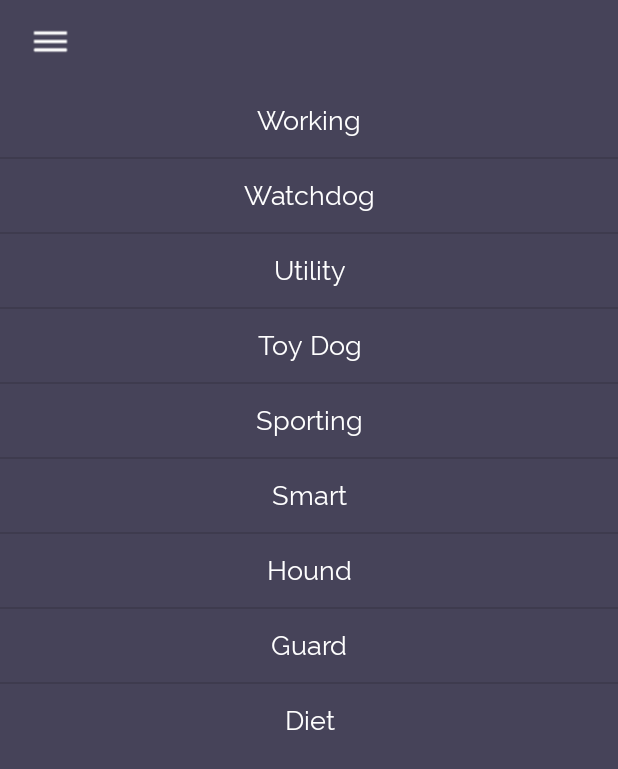
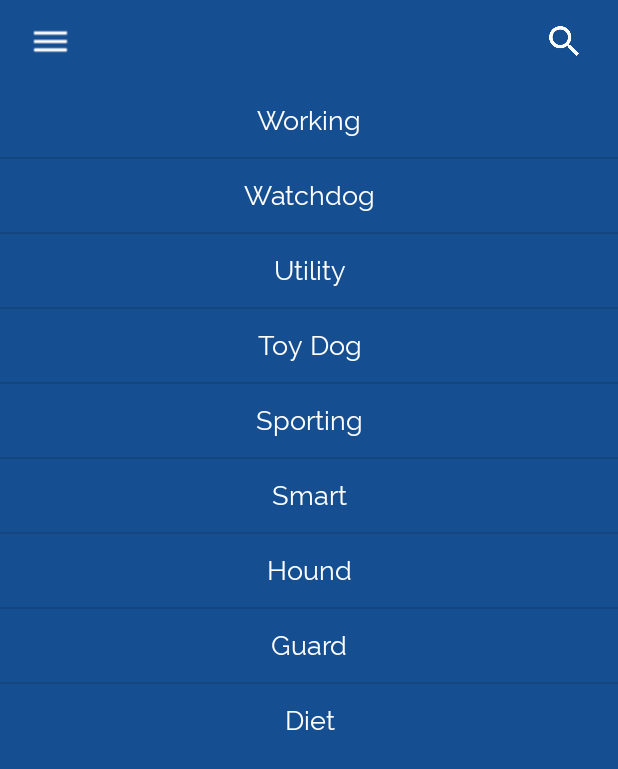
Before and after one commit to CalmDownKarm/PetCarev1.0, an Android app: the screen it shows after launch (Home_Activity), on a phone screen of 412 x 824 dp. Shown: the top 769 px of the screen. Run offline under Robolectric (Android 15) with nearby library versions, the phone set to English and light mode, and no system bars; libraries missing offline, so code that uses them is left out: com.nikoyuwono.toolbarpanel; plain views replace ToolbarPanelLayout; 3 statements that could not run were skipped.

Commit message:
added search

```diff
--- a/app/src/main/AndroidManifest.xml
+++ b/app/src/main/AndroidManifest.xml
@@ -17,7 +17,8 @@
         </activity>
         <activity android:name=".Home_Activity" />
         <activity android:name=".Breeds_list" />
-        <activity android:name=".CardsActivity"></activity>
+        <activity android:name=".CardsActivity" />
+        <activity android:name=".search"></activity>
     </application>
 
 </manifest>
--- a/app/src/main/java/teamfirefighters/petcarev10/Home_Activity.java
+++ b/app/src/main/java/teamfirefighters/petcarev10/Home_Activity.java
@@ -48,6 +48,7 @@ public class Home_Activity extends AppCompatActivity {
         toolbarPanelLayout = (ToolbarPanelLayout) findViewById(R.id.sliding_down_toolbar_layout);
 
         final ImageButton menu_button = (ImageButton) findViewById(R.id.imageButton);
+        ImageButton searchButton = (ImageButton) findViewById(R.id.searchButton);
         final Toolbar toolbarView = (Toolbar) findViewById(R.id.toolbar);
         findViewById(R.id.panel).setY((float) getResources().getDimensionPixelSize(R.dimen.abc_action_bar_default_height_material));
 
@@ -68,6 +69,16 @@ public class Home_Activity extends AppCompatActivity {
             adapter.add(categories.get(i));
 
         listView.setAdapter(adapter);
+
+        assert searchButton!=null;
+        searchButton.setOnClickListener(new View.OnClickListener() {
+            @Override
+            public void onClick(View v) {
+                Intent toSearch = new Intent(Home_Activity.this, search.class);
+                startActivity(toSearch);
+                overridePendingTransition(R.anim.pull_in_right, R.anim.push_out_left);
+            }
+        });
 
 
         listView.setOnItemClickListener(new AdapterView.OnItemClickListener(){
--- a/app/src/main/java/teamfirefighters/petcarev10/XMLPullParserHandler.java
+++ b/app/src/main/java/teamfirefighters/petcarev10/XMLPullParserHandler.java
@@ -79,7 +79,7 @@ public class XMLPullParserHandler {
                                 } else if(tagname.equalsIgnoreCase("li")){
                                     tempList+=(text.trim()+"#");
                                 } else if(tagname.equalsIgnoreCase("ul")){
-                                    tempList+=("\u2022"+text.trim()+"#");
+                                    tempList+=("\u25cf"+"\u0020"+text.trim()+"#");
                                 } else if(tagname.equalsIgnoreCase("position")){
                                     card.setCardPosition(Integer.parseInt(text));
                                 }
--- /dev/null
+++ b/app/src/main/res/anim/pull_in_right.xml
@@ -0,0 +1,7 @@
+<?xml version="1.0" encoding="utf-8"?>
+<translate xmlns:android="http://schemas.android.com/apk/res/android"
+    android:duration="300"
+    android:fromXDelta="100%"
+    android:toXDelta="0%"
+    android:interpolator="@android:anim/decelerate_interpolator"
+     />
--- /dev/null
+++ b/app/src/main/res/anim/push_out_left.xml
@@ -0,0 +1,6 @@
+<?xml version="1.0" encoding="utf-8"?>
+<translate xmlns:android="http://schemas.android.com/apk/res/android"
+    android:duration="300"
+    android:fromXDelta="0%"
+    android:interpolator="@android:anim/decelerate_interpolator"
+    android:toXDelta="-100%" />
--- /dev/null
+++ b/app/src/main/res/anim/push_out_right.xml
@@ -0,0 +1,6 @@
+<?xml version="1.0" encoding="utf-8"?>
+<translate xmlns:android="http://schemas.android.com/apk/res/android"
+    android:duration="300"
+    android:fromXDelta="0%"
+    android:interpolator="@android:anim/decelerate_interpolator"
+    android:toXDelta="100%" />
--- a/app/src/main/res/layout/activity_cards.xml
+++ b/app/src/main/res/layout/activity_cards.xml
@@ -46,7 +46,7 @@
         android:layout_centerHorizontal="true"
         android:layout_alignParentBottom="true"
         android:layout_marginBottom="12dp"
-        android:textColor="#1c7d44"
+        android:textColor="@color/card_activity_background_text"
         android:textSize="16dp" />
 
     <TextView
@@ -56,7 +56,7 @@
         android:layout_centerHorizontal="true"
         android:layout_centerVertical="true"
         android:text="FIN.."
-        android:textColor="#1c7d44"
+        android:textColor="@color/card_activity_background_text"
         android:textSize="110dp" />
 
     <com.wenchao.cardstack.CardStack
--- a/app/src/main/res/layout/card_layout_1.xml
+++ b/app/src/main/res/layout/card_layout_1.xml
@@ -12,6 +12,7 @@
         android:layout_height="wrap_content"
         android:minHeight="50dp"
         android:background="#ffffff"
+        android:layout_gravity="center_vertical"
         android:orientation="vertical"
         android:contextClickable="false">
 
@@ -23,6 +24,7 @@
             android:layout_height="wrap_content"
             android:layout_gravity="center_horizontal"
             android:padding="15dp"
+            android:layout_marginBottom="15dp"
             android:textSize="30dp"
             android:textAlignment="center"
             android:textColor="@color/panel_color"
--- a/app/src/main/res/layout/card_layout_2.xml
+++ b/app/src/main/res/layout/card_layout_2.xml
@@ -10,6 +10,7 @@
     <RelativeLayout
         android:layout_width="match_parent"
         android:layout_height="wrap_content"
+        android:layout_gravity="center_vertical"
         android:minHeight="50dp"
         android:background="#ffffff"
         android:orientation="vertical">
@@ -22,6 +23,7 @@
             android:layout_height="wrap_content"
             android:layout_gravity="center_horizontal"
             android:padding="15dp"
+            android:layout_marginBottom="15dp"
             android:text="NAME"
             android:textSize="30dp"
             android:textAlignment="center"
--- a/app/src/main/res/layout/sliding_down_toolbar_layout.xml
+++ b/app/src/main/res/layout/sliding_down_toolbar_layout.xml
@@ -12,7 +12,7 @@
         android:id="@+id/content_container"
         android:layout_width="match_parent"
         android:layout_height="match_parent"
-        android:background="#ffffff">
+        android:background="@color/cards_background">
 
         <TextView
             android:id="@+id/open_button"
@@ -76,6 +76,16 @@
             android:textSize="22dp"
             android:textStyle="bold"/>
 
+        <ImageButton
+            android:layout_width="27dp"
+            android:layout_height="27dp"
+            android:id="@+id/searchButton"
+            android:background="@drawable/search"
+            android:layout_marginRight="22dp"
+            android:layout_gravity="right"
+            android:clickable="true"
+            android:layout_centerHorizontal="true" />
+
 
 
     </android.support.v7.widget.Toolbar>
--- a/app/src/main/res/values/colors.xml
+++ b/app/src/main/res/values/colors.xml
@@ -6,10 +6,11 @@
     <color name="panel_color_dark">#243342</color>
 
 
-    <color name="cards_background">#514656</color>
-    <color name="panel_color">#464359</color>or
-    <color name="list_color">#514656</color>
-    <color name="list_text_color">#ffffff</color>
+    <color name="cards_background">#afa292</color>
+    <color name="panel_color">#164f91</color>or
+    <color name="list_color">#d5d3d5</color>
+    <color name="list_text_color">#000000</color>
+    <color name="card_activity_background_text">#675b4c</color>
 
 
     <color name="black_overlay">#66000000</color>
```
Also changed, not shown: app/src/main/java/teamfirefighters/petcarev10/Breeds_list.java (+12 -0 lines), app/src/main/java/teamfirefighters/petcarev10/XMLAssetHandler.java (+7 -0 lines), app/src/main/java/teamfirefighters/petcarev10/search.java (added, +81 -0 lines), app/src/main/res/anim/pull_in_left.xml (added, +7 -0 lines), app/src/main/res/layout/activity_breeds_list.xml (+11 -1 lines), app/src/main/res/layout/activity_search.xml (added, +57 -0 lines), app/src/main/res/drawable/clear.png (added), app/src/main/res/drawable/search.png (added).
